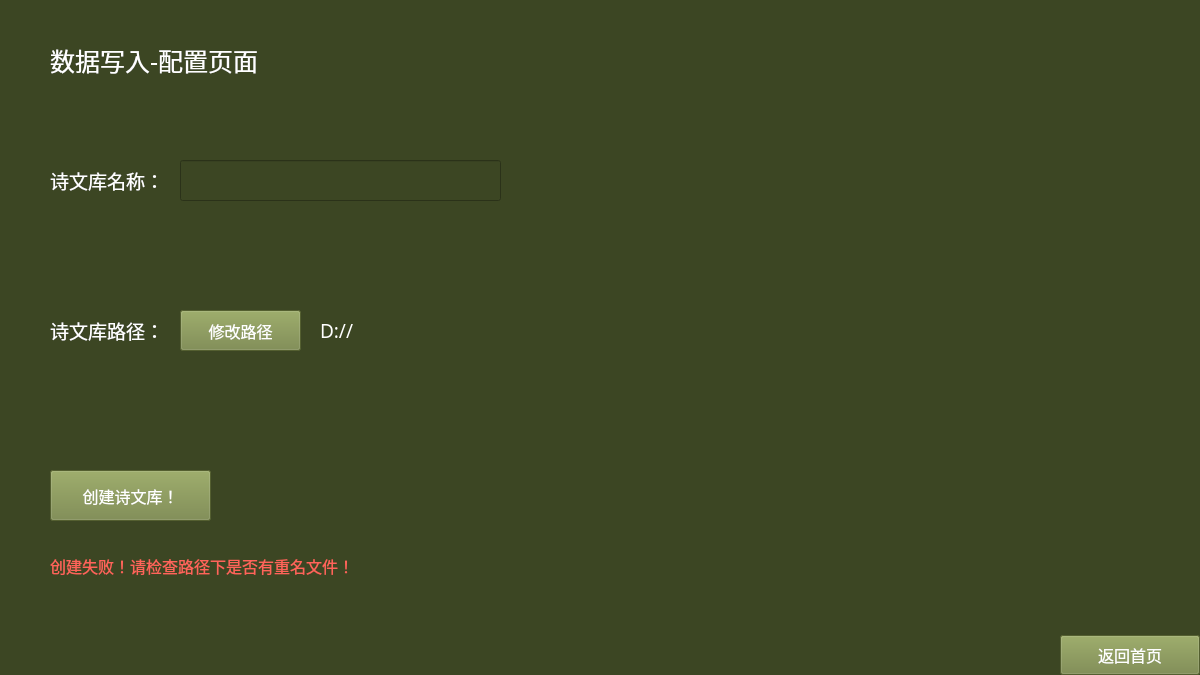
liyuxuan2003/EgretPoetry, file DataInputMenu.ui: the form before one commit.
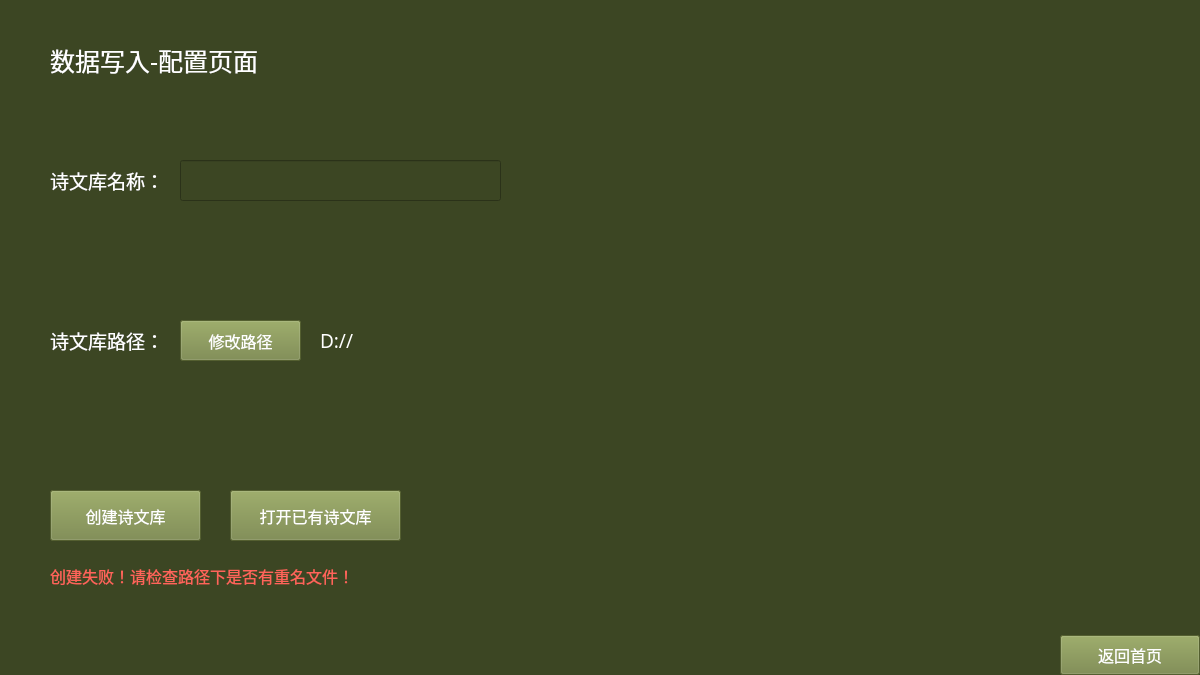
The form after the commit.

Diff of the .ui file:
```diff
--- a/DataInputMenu.ui
+++ b/DataInputMenu.ui
@@ -43,8 +43,8 @@
    <property name="geometry">
     <rect>
      <x>50</x>
-     <y>470</y>
-     <width>161</width>
+     <y>490</y>
+     <width>151</width>
      <height>51</height>
     </rect>
    </property>
@@ -59,7 +59,7 @@
 color: rgb(255, 255, 255);</string>
    </property>
    <property name="text">
-    <string>创建诗文库！</string>
+    <string>创建诗文库</string>
    </property>
   </widget>
   <widget class="QLabel" name="labelName">
@@ -88,7 +88,7 @@
    <property name="geometry">
     <rect>
      <x>180</x>
-     <y>310</y>
+     <y>320</y>
      <width>121</width>
      <height>41</height>
     </rect>
@@ -133,7 +133,7 @@
    <property name="geometry">
     <rect>
      <x>50</x>
-     <y>310</y>
+     <y>320</y>
      <width>121</width>
      <height>41</height>
     </rect>
@@ -155,7 +155,7 @@
    <property name="geometry">
     <rect>
      <x>320</x>
-     <y>310</y>
+     <y>320</y>
      <width>551</width>
      <height>41</height>
     </rect>
@@ -196,7 +196,7 @@
    <property name="geometry">
     <rect>
      <x>50</x>
-     <y>550</y>
+     <y>560</y>
      <width>441</width>
      <height>31</height>
     </rect>
@@ -214,6 +214,32 @@
     <string>创建失败！请检查路径下是否有重名文件！</string>
    </property>
   </widget>
+  <widget class="QPushButton" name="pushButtonOpen">
+   <property name="geometry">
+    <rect>
+     <x>230</x>
+     <y>490</y>
+     <width>171</width>
+     <height>51</height>
+    </rect>
+   </property>
+   <property name="font">
+    <font>
+     <family>等线</family>
+     <pointsize>12</pointsize>
+    </font>
+   </property>
+   <property name="focusPolicy">
+    <enum>Qt::NoFocus</enum>
+   </property>
+   <property name="styleSheet">
+    <string notr="true">background-color: rgb(117, 133, 67);
+color: rgb(255, 255, 255);</string>
+   </property>
+   <property name="text">
+    <string>打开已有诗文库</string>
+   </property>
+  </widget>
  </widget>
  <resources/>
  <connections/>
```
